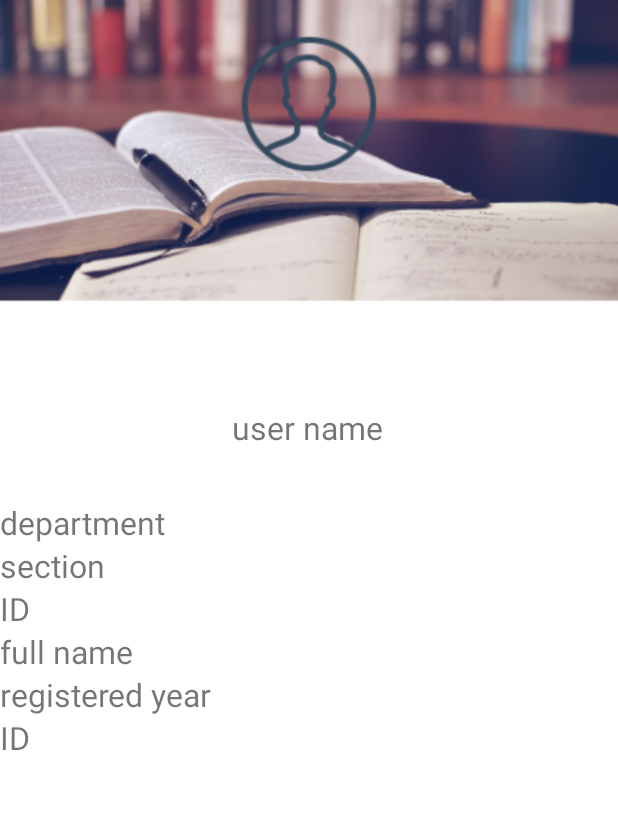
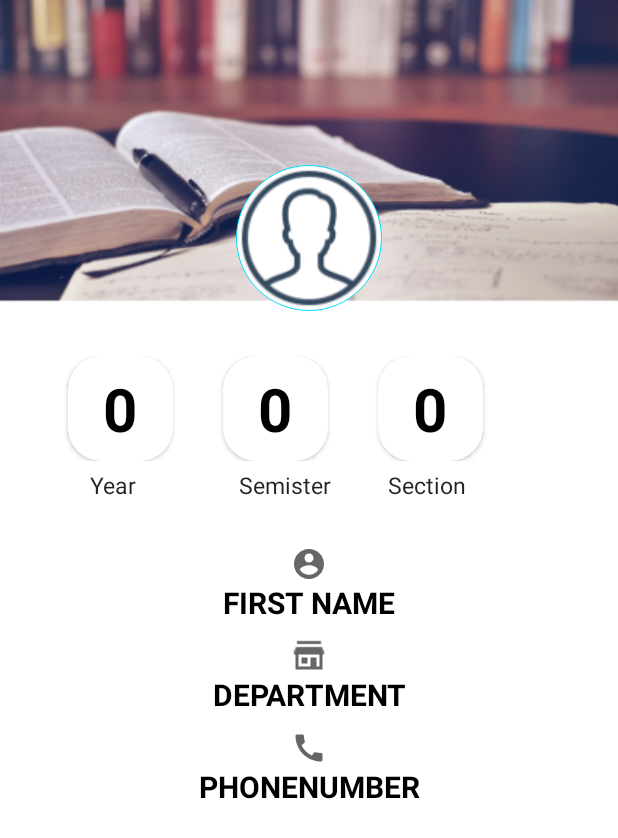
Before and after one commit to menasehk13/HighTechStudents, an Android app: the layout activity_profile_view.xml on its own in the app's theme, with its tools: preview values and no code run, on a phone screen of 412 x 824 dp. Shown: the top 838 px of the screen. Run offline under Robolectric (Android 15) with nearby library versions, the phone set to English and light mode, and no system bars.

Commit message:
updated the project

```diff
--- a/app/src/main/AndroidManifest.xml
+++ b/app/src/main/AndroidManifest.xml
@@ -28,13 +28,15 @@
         <activity android:name=".RegisterActivity">
         </activity>
         <activity android:name=".LoginActivity">
+
+        </activity>
+        <activity android:name=".MainActivity">
             <intent-filter>
                 <action android:name="android.intent.action.MAIN" />
 
                 <category android:name="android.intent.category.LAUNCHER" />
             </intent-filter>
         </activity>
-        <activity android:name=".MainActivity" />
     </application>
 
 </manifest>
--- a/app/src/main/java/com/example/hightechstudents/MainActivity.java
+++ b/app/src/main/java/com/example/hightechstudents/MainActivity.java
@@ -1,6 +1,7 @@
 package com.example.hightechstudents;
 
 import androidx.annotation.NonNull;
+import androidx.annotation.RequiresApi;
 import androidx.appcompat.app.ActionBarDrawerToggle;
 import androidx.appcompat.app.AppCompatActivity;
 import androidx.appcompat.widget.Toolbar;
@@ -10,9 +11,12 @@ import androidx.drawerlayout.widget.DrawerLayout;
 import androidx.fragment.app.Fragment;
 import androidx.fragment.app.FragmentTransaction;
 
+import android.app.ActivityOptions;
 import android.content.Intent;
+import android.os.Build;
 import android.os.Bundle;
 import android.util.Log;
+import android.util.Pair;
 import android.view.MenuItem;
 import android.view.View;
 import android.widget.ImageView;
@@ -40,11 +44,16 @@ public class MainActivity extends AppCompatActivity  {
         classroom=findViewById(R.id.classroom);
         proView=findViewById(R.id.proView);
         proView.setOnClickListener(new View.OnClickListener() {
+            @RequiresApi(api = Build.VERSION_CODES.LOLLIPOP)
             @Override
             public void onClick(View v) {
                 Intent proIntent = new Intent(MainActivity.this, ProfileView.class);
                 proIntent.setFlags(Intent.FLAG_ACTIVITY_NEW_TASK|Intent.FLAG_ACTIVITY_CLEAR_TASK);
-                startActivity(proIntent);
+               Pair[] pairs=new Pair[1];
+               pairs[0]=new Pair<View,String>(proView,"imageview");
+               ActivityOptions options= ActivityOptions.makeSceneTransitionAnimation(MainActivity.this,pairs);
+               overridePendingTransition(R.anim.slide_in_right,R.anim.slide_out_left);
+               startActivity(proIntent,options.toBundle());
             }
         });
         gradereport.setOnClickListener(new View.OnClickListener() {
@@ -96,10 +105,4 @@ public class MainActivity extends AppCompatActivity  {
     }
 
 
-    public void profileClicked(View view) {
-        Intent intent=new Intent(MainActivity.this,ProfileView.class);
-        intent.setFlags(Intent.FLAG_ACTIVITY_NEW_TASK|Intent.FLAG_ACTIVITY_CLEAR_TASK);
-        startActivity(intent);
-        overridePendingTransition(R.anim.slide_in_right,R.anim.slide_out_left);
-    }
 }
--- a/app/src/main/java/com/example/hightechstudents/ProfileView.java
+++ b/app/src/main/java/com/example/hightechstudents/ProfileView.java
@@ -24,38 +24,6 @@ public class ProfileView extends AppCompatActivity {
     protected void onCreate(Bundle savedInstanceState) {
         super.onCreate(savedInstanceState);
         setContentView(R.layout.activity_profile_view);
-        proDep = findViewById(R.id.proDep);
-        proSec = findViewById(R.id.proSec);
-        proId = findViewById(R.id.proId);
-        proFullName = findViewById(R.id.proFullName);
-        proPhone = findViewById(R.id.proPhone);
-        proRegYear = findViewById(R.id.proRegisteredYear);
-        proName = findViewById(R.id.proName);
-        proFirestore = FirebaseFirestore.getInstance();
-        firebaseAuth = FirebaseAuth.getInstance();
-        userId = firebaseAuth.getCurrentUser().getUid();
-        proReference = proFirestore.collection("studentPro").document(userId);
-        proReference.addSnapshotListener(this, new EventListener<DocumentSnapshot>() {
-            @Override
-            public void onEvent(@Nullable DocumentSnapshot documentSnapshot, @Nullable FirebaseFirestoreException e) {
-                String fullName = "Full Name:  "+documentSnapshot.getString("FirstName")+" "+documentSnapshot.getString("Lastname")+" "+documentSnapshot.getString("surename");
-                String section = "Section: "+ documentSnapshot.getString("section");
-                String departement = "Department: "+documentSnapshot.getString("Department");
-                String id = "ID: "+documentSnapshot.getString("Id");
-                String year = "Registered Year: "+documentSnapshot.getString("Year Registered");
-                String phone = "Phone: "+documentSnapshot.getString("phone");
-                String name =documentSnapshot.getString("Firstname")+" "+documentSnapshot.getString("Lastname");
-                proDep.setText(departement);
-                proSec.setText(section);
-                proId.setText(id);
-                proFullName.setText(fullName);
-                proName.setText(name);
-                proRegYear.setText(year);
-                proPhone.setText(phone);
-            }
-        });
-
-
 
     }
 }
--- /dev/null
+++ b/app/src/main/res/drawable/ic_baseline_account_circle_24.xml
@@ -0,0 +1,10 @@
+<vector xmlns:android="http://schemas.android.com/apk/res/android"
+    android:width="24dp"
+    android:height="24dp"
+    android:viewportWidth="24"
+    android:viewportHeight="24"
+    android:tint="?attr/colorControlNormal">
+  <path
+      android:fillColor="@android:color/white"
+      android:pathData="M12,2C6.48,2 2,6.48 2,12s4.48,10 10,10 10,-4.48 10,-10S17.52,2 12,2zM12,5c1.66,0 3,1.34 3,3s-1.34,3 -3,3 -3,-1.34 -3,-3 1.34,-3 3,-3zM12,19.2c-2.5,0 -4.71,-1.28 -6,-3.22 0.03,-1.99 4,-3.08 6,-3.08 1.99,0 5.97,1.09 6,3.08 -1.29,1.94 -3.5,3.22 -6,3.22z"/>
+</vector>
--- /dev/null
+++ b/app/src/main/res/drawable/ic_baseline_call_24.xml
@@ -0,0 +1,10 @@
+<vector xmlns:android="http://schemas.android.com/apk/res/android"
+    android:width="24dp"
+    android:height="24dp"
+    android:viewportWidth="24"
+    android:viewportHeight="24"
+    android:tint="?attr/colorControlNormal">
+  <path
+      android:fillColor="@android:color/white"
+      android:pathData="M20.01,15.38c-1.23,0 -2.42,-0.2 -3.53,-0.56 -0.35,-0.12 -0.74,-0.03 -1.01,0.24l-1.57,1.97c-2.83,-1.35 -5.48,-3.9 -6.89,-6.83l1.95,-1.66c0.27,-0.28 0.35,-0.67 0.24,-1.02 -0.37,-1.11 -0.56,-2.3 -0.56,-3.53 0,-0.54 -0.45,-0.99 -0.99,-0.99H4.19C3.65,3 3,3.24 3,3.99 3,13.28 10.73,21 20.01,21c0.71,0 0.99,-0.63 0.99,-1.18v-3.45c0,-0.54 -0.45,-0.99 -0.99,-0.99z"/>
+</vector>
--- a/app/src/main/res/layout/activity_main.xml
+++ b/app/src/main/res/layout/activity_main.xml
@@ -4,7 +4,8 @@
     xmlns:tools="http://schemas.android.com/tools"
     android:layout_width="match_parent"
     android:layout_height="match_parent"
-    tools:context=".MainActivity" android:background="@drawable/android_mobile">
+    tools:context=".MainActivity"
+    android:background="@drawable/android_mobile">
 <LinearLayout
     android:layout_width="match_parent"
     android:layout_height="wrap_content"
@@ -32,8 +33,12 @@
         android:background="@drawable/background_home"
         android:src="@drawable/icons8_male"
         android:clickable="true"
-        android:onClick="profileClicked"
-        tools:ignore="ContentDescription" />
+        android:contextClickable="true"
+        tools:ignore="ContentDescription"
+        android:transitionName="imageview"
+        tools:targetApi="m"
+        android:focusable="true"
+        />
 </RelativeLayout>
     <GridLayout
         android:layout_width="match_parent"
--- a/app/src/main/res/layout/activity_profile_view.xml
+++ b/app/src/main/res/layout/activity_profile_view.xml
@@ -1,87 +1,159 @@
 <?xml version="1.0" encoding="utf-8"?>
-<androidx.constraintlayout.widget.ConstraintLayout xmlns:android="http://schemas.android.com/apk/res/android"
+<LinearLayout xmlns:android="http://schemas.android.com/apk/res/android"
     xmlns:app="http://schemas.android.com/apk/res-auto"
     xmlns:tools="http://schemas.android.com/tools"
     android:layout_width="match_parent"
     android:layout_height="match_parent"
     tools:context=".ProfileView"
+    android:orientation="vertical"
     android:background="@drawable/background1">
 
     <ImageView
         android:id="@+id/proImage"
         android:layout_width="wrap_content"
         android:layout_height="wrap_content"
+        android:layout_gravity="center"
+        android:layout_marginTop="110dp"
+        android:transitionName="imageview"
+        android:background="@drawable/background_home"
         android:src="@drawable/icons8_male"
-        app:layout_constraintBottom_toBottomOf="parent"
-        app:layout_constraintEnd_toEndOf="parent"
-        app:layout_constraintStart_toStartOf="parent"
-        app:layout_constraintTop_toTopOf="parent"
-        app:layout_constraintVertical_bias="0.028" />
-
+        tools:ignore="ContentDescription"
+        tools:targetApi="lollipop" />
 <LinearLayout
-        android:id="@+id/linearLayout"
-        android:layout_width="411dp"
-        android:layout_height="490dp"
-        android:orientation="vertical"
-        app:layout_constraintBottom_toBottomOf="parent"
-        app:layout_constraintEnd_toEndOf="parent"
-        app:layout_constraintHorizontal_bias="0.0"
-        app:layout_constraintStart_toStartOf="parent">
+    android:layout_gravity="center"
+    android:layout_width="match_parent"
+    android:layout_height="wrap_content"
+    android:orientation="horizontal"
+    android:layout_marginTop="30dp"
+    android:layout_marginRight="15dp"
+    android:layout_marginLeft="15dp"
+    android:background="@android:color/transparent">
+    <androidx.cardview.widget.CardView
+        android:layout_width="70dp"
+        android:layout_height="70dp"
+        app:cardCornerRadius="22dp"
+        android:layout_marginStart="30dp"
+        android:layout_marginLeft="30dp">
 
        <TextView
-            android:id="@+id/proDep"
            android:layout_width="wrap_content"
            android:layout_height="wrap_content"
-            android:text="department"
-            android:textSize="21sp" />
+           android:text="0"
+           android:textStyle="bold"
+           android:textColor="@android:color/black"
+           android:id="@+id/yearcount"
+           android:textSize="40sp"
+           android:layout_gravity="center"/>
 
+    </androidx.cardview.widget.CardView>
+    <androidx.cardview.widget.CardView
+        android:layout_width="70dp"
+        android:layout_height="70dp"
+        app:cardCornerRadius="22dp"
+        android:layout_marginLeft="33dp"
+        android:background="@android:color/holo_blue_dark">
         <TextView
-            android:id="@+id/proSec"
             android:layout_width="wrap_content"
             android:layout_height="wrap_content"
-            android:text="section"
-            android:textSize="21sp" />
-
+            android:text="0"
+            android:id="@+id/semistercount"
+            android:textSize="40sp"
+            android:layout_gravity="center"
+            android:textStyle="bold"
+            android:textColor="@android:color/black"/>
+    </androidx.cardview.widget.CardView>
+    <androidx.cardview.widget.CardView
+        android:layout_width="70dp"
+        android:layout_height="70dp"
+        app:cardCornerRadius="22dp"
+        android:layout_marginLeft="23dp"
+        android:layout_marginRight="73dp"
+        android:background="@android:color/holo_blue_dark"
+        android:layout_marginStart="33dp"
+        android:layout_marginEnd="73dp">
         <TextView
-            android:id="@+id/proId"
             android:layout_width="wrap_content"
             android:layout_height="wrap_content"
-            android:text="ID"
-            android:textSize="21sp" />
+            android:text="0"
+            android:id="@+id/sectioncount"
+            android:textSize="40sp"
+            android:layout_gravity="center"
+            android:textStyle="bold"
+            android:textColor="@android:color/black"/>
+    </androidx.cardview.widget.CardView>
+</LinearLayout>
+<LinearLayout
+    android:layout_width="match_parent"
+    android:layout_height="wrap_content"
+    android:orientation="horizontal"
+    android:layout_marginTop="5dp">
     <TextView
-            android:id="@+id/proFullName"
         android:layout_width="wrap_content"
         android:layout_height="wrap_content"
-            android:text="full name"
-            android:textSize="21sp" />
+        android:text="@string/year"
+        android:layout_marginLeft="30dp"
+        android:textSize="15sp"
+        style="@style/MaterialAlertDialog.MaterialComponents.Title.Icon"
+        android:layout_marginStart="60dp" />
     <TextView
-            android:id="@+id/proRegisteredYear"
+
         android:layout_width="wrap_content"
         android:layout_height="wrap_content"
-            android:text="registered year"
-            android:textSize="21sp" />
+        android:text="@string/semister"
+        android:textSize="15sp"
+        android:layout_marginLeft="60dp"
+        android:layout_marginStart="60dp"
+        style="@style/MaterialAlertDialog.MaterialComponents.Title.Icon"
+        />
     <TextView
-            android:id="@+id/proPhone"
         android:layout_width="wrap_content"
         android:layout_height="wrap_content"
-            android:text="ID"
-            android:textSize="21sp" />
+        android:text="@string/section"
+        android:textSize="15sp"
+        android:layout_marginLeft="30dp"
+        android:layout_marginStart="30dp"
+        android:layout_marginRight="60dp"
+        style="@style/MaterialAlertDialog.MaterialComponents.Title.Icon"
+        android:layout_marginEnd="50dp" />
+</LinearLayout>
+    <TextView
 
-
+        android:layout_width="match_parent"
+        android:layout_height="wrap_content"
+        android:textSize="20sp"
+        android:text="@string/first_name"
+        android:layout_marginTop="30dp"
+        android:textAllCaps="true"
+        android:textStyle="bold"
+        android:textColor="@android:color/black"
+        android:drawableTop="@drawable/ic_baseline_account_circle_24"
+        android:textAlignment="center"
+        android:gravity="center_horizontal"
+        android:id="@+id/nameofuser"/>
+    <TextView
+        android:layout_marginTop="10dp"
+        android:layout_width="match_parent"
+        android:layout_height="wrap_content"
+        android:text="@string/department"
+        android:textSize="20sp"
+        android:textAllCaps="true"
+        android:textStyle="bold"
+        android:textAlignment="center"
+        android:drawableTop="@drawable/icons8_department_shop"
+        android:textColor="@android:color/black"
+        android:gravity="center_horizontal"
+        android:id="@+id/userdepartemnt"/>
+    <TextView
+        android:layout_marginTop="10dp"
+        android:layout_width="match_parent"
+        android:layout_height="wrap_content"
+        android:text="@string/phonenumber"
+        android:textSize="20sp"
+        android:textAllCaps="true"
+        android:textStyle="bold"
+        android:textColor="@android:color/black"
+        android:drawableTop="@drawable/ic_baseline_call_24"
+        android:textAlignment="center"
+        android:gravity="center_horizontal"
+        android:id="@+id/userphonenumber"/>
 </LinearLayout>
-
-    <TextView
-        android:id="@+id/proName"
-        android:layout_width="wrap_content"
-        android:layout_height="wrap_content"
-        android:text="user name"
-        android:textSize="21sp"
-        app:layout_constraintBottom_toTopOf="@+id/linearLayout"
-        app:layout_constraintEnd_toEndOf="parent"
-        app:layout_constraintHorizontal_bias="0.496"
-        app:layout_constraintStart_toStartOf="parent"
-        app:layout_constraintTop_toTopOf="parent"
-        app:layout_constraintVertical_bias="0.886" />
-
-
-</androidx.constraintlayout.widget.ConstraintLayout>
--- a/app/src/main/res/values/strings.xml
+++ b/app/src/main/res/values/strings.xml
@@ -50,8 +50,8 @@
     <string name="department">department</string>
     <!-- TODO: Remove or change this placeholder text -->
     <string name="_0">0</string>
-    <string name="semister">Semister =</string>
-    <string name="year">Year =</string>
+    <string name="semister">Semister</string>
+    <string name="year">Year</string>
     <string name="section">Section</string>
     <string name="cousre_title">Cousre Title</string>
     <string name="credit_hour">Credit Hour</string>
--- a/app/src/main/res/values/styles.xml
+++ b/app/src/main/res/values/styles.xml
@@ -1,10 +1,11 @@
-<resources>
+<resources xmlns:tools="http://schemas.android.com/tools">
     <!-- Base application theme. -->
     <style name="AppTheme" parent="Theme.AppCompat.Light.NoActionBar">
         <!-- Customize your theme here. -->
         <item name="colorPrimary">@color/colorPrimary</item>
         <item name="colorPrimaryDark">@color/colorPrimaryDark</item>
         <item name="colorAccent">@color/colorAccent</item>
+        <item name="android:windowActivityTransitions" tools:targetApi="lollipop">true</item>
     </style>
 
 </resources>
```
Also changed, not shown: app/src/main/res/drawable-v24/icons8_department.png (added), app/src/main/res/drawable-v24/icons8_department_shop.png (added). Lines whose indentation alone changed are shown as unchanged.
